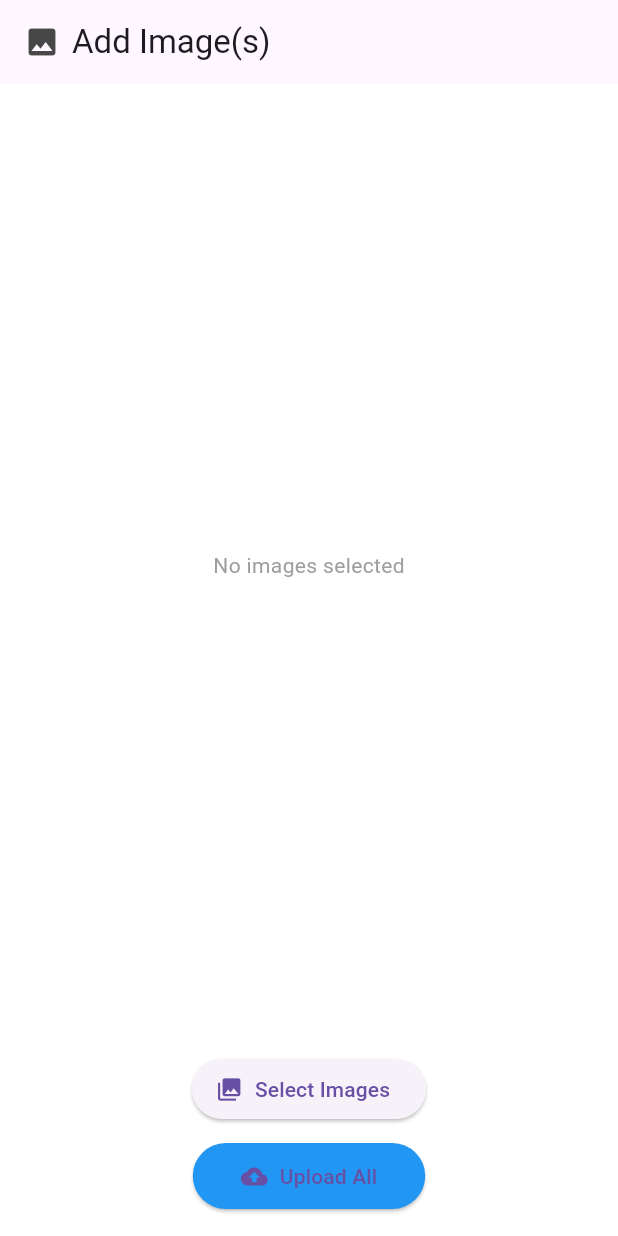
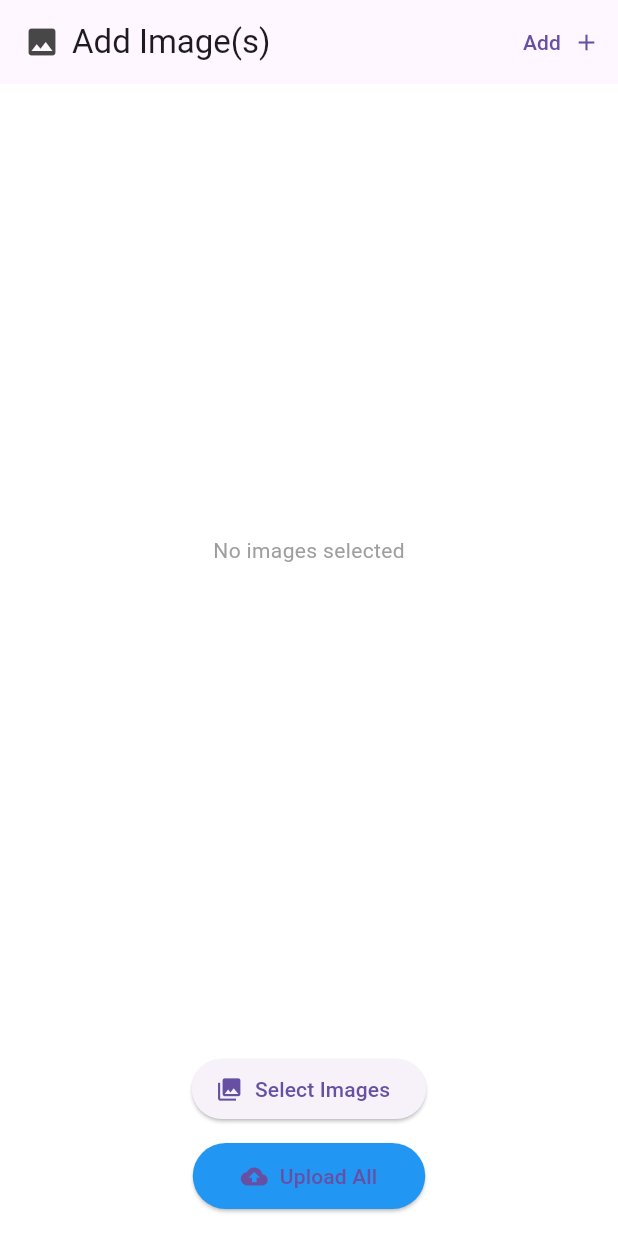
Before and after one commit to Andaeiii/ex_jam_pilot, a Flutter app: the screen it shows after launch, on a phone screen of 412 x 824 dp. Run offline on Flutter 3.47's test engine with Material 3 defaults, Android fonts, the phone set to English and light mode, and no system bars; our stand-ins replace animate_do, dio, file_picker, flutter_speed_dial, get, get_storage and 2 more; accounts and stored records are empty.

Commit message:
working uploads to server

```diff
--- a/lib/apis/api_client.dart
+++ b/lib/apis/api_client.dart
@@ -69,7 +69,7 @@ class ApiClient {
     void Function(int sent, int total)? onSendProgress,
   }) async {
     final formData = dio.FormData.fromMap({
-      "images": [
+      "images[]": [
         for (var i = 0; i < images.length; i++)
           await dio.MultipartFile.fromFile(
             images[i].path,
--- a/lib/views/pages/upload_img.dart
+++ b/lib/views/pages/upload_img.dart
@@ -1,6 +1,5 @@
 import 'package:flutter/material.dart';
 import 'package:get/get.dart';
-import 'dart:io';
 import '../../controllers/UploadController.dart';
 
 class UploadImgs extends StatelessWidget {
@@ -20,6 +19,16 @@ class UploadImgs extends StatelessWidget {
             Text("Add Image(s)"),
           ],
         ),
+        actions: [
+          Directionality(
+            textDirection: TextDirection.rtl, // right-to-left layout
+            child: TextButton.icon(
+              onPressed: _controller.pickImages,
+              icon: Icon(Icons.add),
+              label: Text("Add"),
+            ),
+          ),
+        ],
       ),
       body: Container(
         padding: EdgeInsets.symmetric(horizontal: 16, vertical: 16),
@@ -99,6 +108,29 @@ class UploadImgs extends StatelessWidget {
 
             SizedBox(height: 20),
 
+            Obx(() {
+              if (_controller.isUploading.value) {
+                return Column(
+                  children: [
+                    LinearProgressIndicator(
+                      value: _controller.uploadProgress.value, // 0.0 → 1.0
+                      backgroundColor: Colors.grey[300],
+                      color: Colors.blue,
+                      minHeight: 6,
+                    ),
+                    SizedBox(height: 8),
+                    Text(
+                      "${(_controller.uploadProgress.value * 100).toStringAsFixed(0)}%",
+                      style: TextStyle(color: Colors.blue),
+                    ),
+                  ],
+                );
+              }
+              return SizedBox.shrink();
+            }),
+
+            SizedBox(height: 20),
+
             // Select Images Button
             ElevatedButton.icon(
               onPressed: _controller.pickImages,
```
Also changed, not shown: lib/controllers/UploadController.dart (+32 -7 lines).
